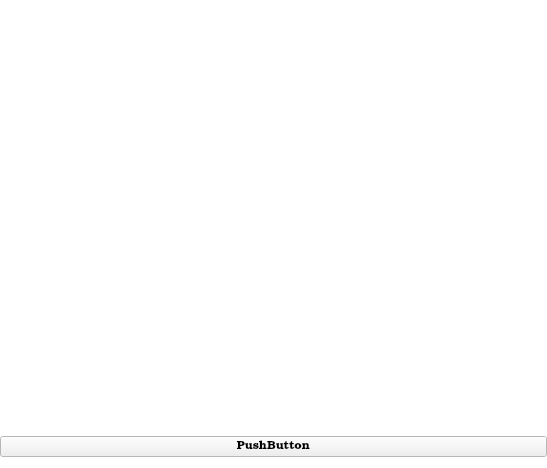
Before: the Qt Designer form mainwindow.ui in Dertosh/SocketChat, drawn with Qt 5.
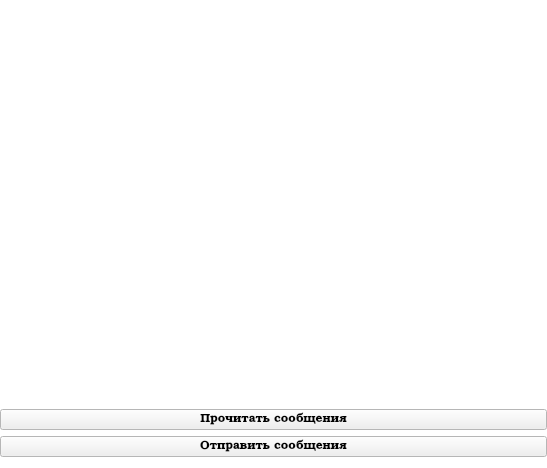
After: the same form once the commit is applied.

```diff
--- a/mainwindow.ui
+++ b/mainwindow.ui
@@ -123,7 +123,20 @@
        <bool>false</bool>
       </property>
       <property name="text">
-       <string>PushButton</string>
+       <string>Прочитать сообщения</string>
+      </property>
+      <property name="checkable">
+       <bool>true</bool>
+      </property>
+     </widget>
+    </item>
+    <item>
+     <widget class="QPushButton" name="sendingButton">
+      <property name="text">
+       <string>Отправить сообщения</string>
+      </property>
+      <property name="checkable">
+       <bool>true</bool>
       </property>
      </widget>
     </item>
```
